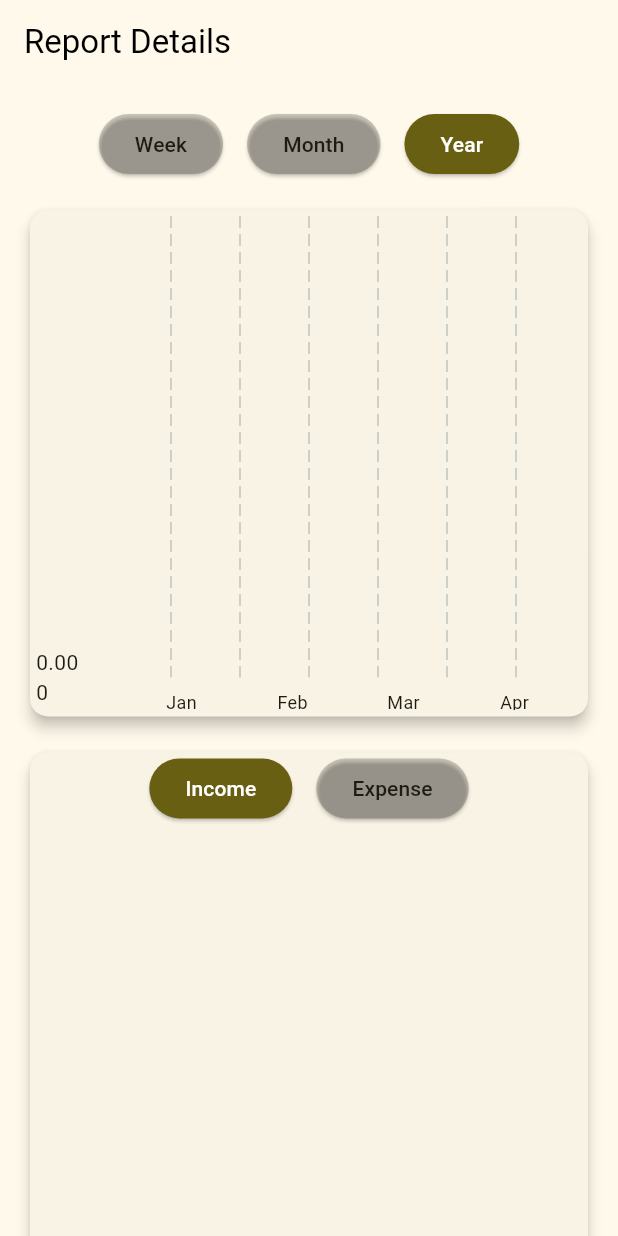
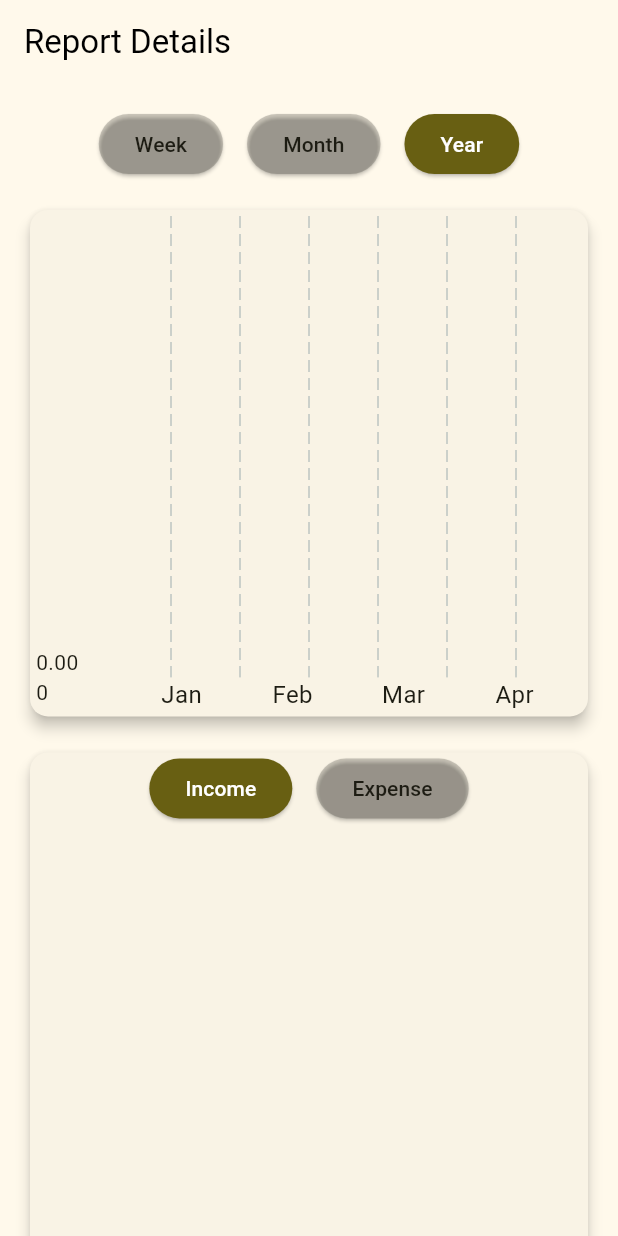
Before and after one commit to ridhoarmand/smartmoney, a Flutter app: the ReportDetailsScreen screen opened by its route, on a phone screen of 412 x 824 dp. Run offline on Flutter 3.47's test engine with Material 3 defaults, Android fonts, the phone set to English and light mode, and no system bars; drawn by our look-alikes of fl_chart; our stand-ins replace cloud_firestore, firebase_auth, firebase_core, firebase_storage, flex_color_scheme, flutter_riverpod and 5 more; missing offline and left inert: firebase_app_check, flutter_iconpicker; accounts and stored records are empty; generated files the repository leaves out were written again.

Commit message:
FIX ERROR WEEK REPORT | FIX ERROR SCROLL GRAPH IN WEB | UPGRADE DEPENDENCY

```diff
--- a/lib/features/dashboard/views/report_details.dart
+++ b/lib/features/dashboard/views/report_details.dart
@@ -154,12 +154,9 @@ class _ReportDetailsScreenState extends ConsumerState<ReportDetailsScreen> {
       bottomTitles: AxisTitles(
         sideTitles: SideTitles(
           showTitles: true,
-          getTitlesWidget: (value, meta) => Padding(
-            padding: const EdgeInsets.only(top: 8.0),
-            child: Text(
-              reportData.labelFormatter(value.toInt()),
-              style: const TextStyle(fontSize: 12),
-            ),
+          getTitlesWidget: (value, meta) => Text(
+            reportData.labelFormatter(value.toInt()),
+            style: const TextStyle(fontSize: 16),
           ),
         ),
       ),
@@ -294,8 +291,12 @@ class _ReportDetailsScreenState extends ConsumerState<ReportDetailsScreen> {
 
   ReportData _processTransactionData(List<dynamic> transactions) {
     final now = DateTime.now();
-    final startOfWeek = now.subtract(Duration(days: now.weekday - 1));
-    final endOfWeek = now.add(const Duration(days: 6));
+    final startOfWeek =
+        DateTime(now.year, now.month, now.day - (now.weekday - 1));
+    // Hitung endOfWeek (Minggu pukul 23:59:59)
+    final endOfWeek = startOfWeek
+        .add(const Duration(days: 6, hours: 23, minutes: 59, seconds: 59));
+
     final startOfMonth = DateTime(now.year, now.month, 1);
     final currentYear = now.year;
 
--- a/lib/features/dashboard/views/widgets/report_card.dart
+++ b/lib/features/dashboard/views/widgets/report_card.dart
@@ -35,8 +35,8 @@ class _ReportCardWidgetState extends ConsumerState<ReportCardWidget> {
           data: (transactions) {
             // Filter transactions by date range
             DateTime now = DateTime.now();
-            DateTime startOfWeek =
-                now.subtract(Duration(days: now.weekday - 1));
+            final startOfWeek =
+                DateTime(now.year, now.month, now.day - (now.weekday - 1));
             DateTime startOfMonth = DateTime(now.year, now.month, 1);
 
             // Calculate totals
--- a/lib/features/transaction/service_providers/transaction_service_providers.dart
+++ b/lib/features/transaction/service_providers/transaction_service_providers.dart
@@ -16,9 +16,11 @@ final transactionStreamProvider =
       .collection('users/$uid/transactions')
       .orderBy('date', descending: true)
       .snapshots()
-      .handleError((error) {
-    // Log error dan coba ulang jika error terjadi
+      .handleError((error, stackTrace) {
+    // Log error and handle it appropriately
     debugPrint('Stream error: $error');
+    debugPrint('Stack trace: $stackTrace');
+    return <UserTransaction>[]; // Return an empty list on error
   }).asyncMap((snapshot) async {
     if (snapshot.docs.isEmpty) {
       return <UserTransaction>[];
@@ -30,12 +32,10 @@ final transactionStreamProvider =
         return UserTransaction.fromFirestore(data, doc.id);
       }).toList();
 
-      // Jika tidak ada transaksi, kembalikan list kosong
       if (transactions.isEmpty) {
         return <UserTransaction>[];
       }
 
-      // Ambil wallet dan kategori secara paralel
       final walletIds = transactions.map((e) => e.walletId).toSet();
       final categoryIds = transactions.map((e) => e.categoryId).toSet();
 
@@ -49,10 +49,8 @@ final transactionStreamProvider =
           .where(FieldPath.documentId, whereIn: categoryIds.toList())
           .get();
 
-      // Tunggu semua dokumen diambil
       final results = await Future.wait([walletsFuture, categoriesFuture]);
 
-      // Buat map dari dokumen yang diambil
       final walletDocs = results[0].docs;
       final categoryDocs = results[1].docs;
 
@@ -64,7 +62,6 @@ final transactionStreamProvider =
         for (var doc in categoryDocs) doc.id: doc.data(),
       };
 
-      // Perbarui data transaksi dengan informasi tambahan
       return transactions.map((transaction) {
         final walletData = walletMap[transaction.walletId];
         final categoryData = categoryMap[transaction.categoryId];
@@ -83,8 +80,9 @@ final transactionStreamProvider =
           imagePath: transaction.imagePath,
         );
       }).toList();
-    } catch (e) {
-      // Tangani kesalahan dengan mengembalikan list kosong
+    } catch (e, stackTrace) {
+      debugPrint('Error processing transactions: $e');
+      debugPrint('Stack trace: $stackTrace');
       return <UserTransaction>[];
     }
   });
```
Also changed, not shown: lib/features/dashboard/views/widgets/top_spending.dart (+17 -8 lines), lib/main.dart (+16 -2 lines), pubspec.lock, 1 other file.
